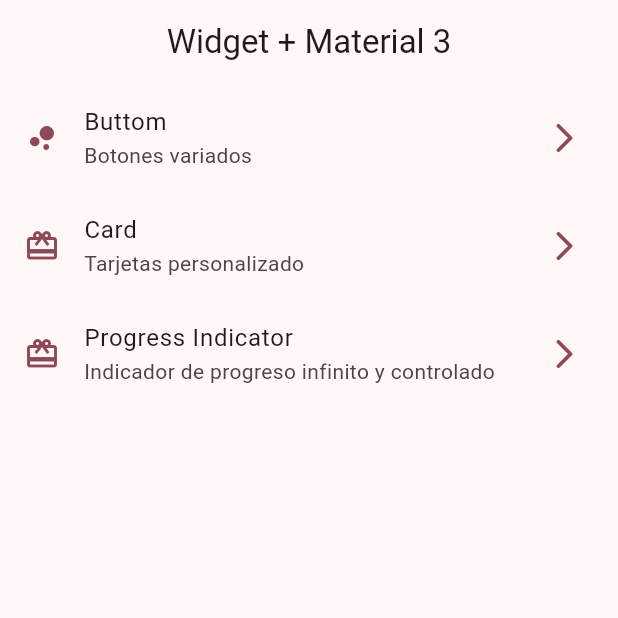
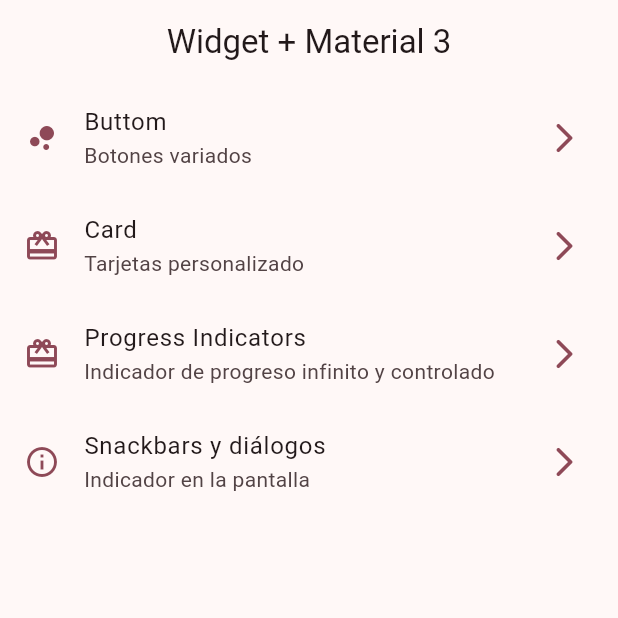
Before and after one commit to radamantis200/widgets_app, a Flutter app: the screen it shows after launch, on a phone screen of 412 x 824 dp, the top half of it. Run offline on Flutter 3.47's test engine with Material 2 defaults, Android fonts, the phone set to English and light mode, and no system bars; our stand-ins replace go_router.

Commit message:
add title for app

```diff
--- a/lib/config/menu/menu_item.dart
+++ b/lib/config/menu/menu_item.dart
@@ -25,8 +25,13 @@ final List<MenuItem> appMenuItems = [
       icon: Icons.card_giftcard,
       url: '/cards'),
   MenuItem(
-      title: 'Progress Indicator',
+      title: 'Progress Indicators',
       subtitle: 'Indicador de progreso infinito y controlado',
       icon: Icons.card_giftcard,
-      url: '/progress')
+      url: '/progress'),
+  MenuItem(
+      title: 'Snackbars y diálogos',
+      subtitle: 'Indicador en la pantalla',
+      icon: Icons.info_outline,
+      url: '/snackbars')
 ];
--- a/lib/main.dart
+++ b/lib/main.dart
@@ -13,6 +13,7 @@ class MyApp extends StatelessWidget {
   @override
   Widget build(BuildContext context) {
     return MaterialApp.router(
+      title: 'Flutter Widgets',
       debugShowCheckedModeBanner: false,
       theme: AppTheme(seletectColor: 3).getTheme(),
       routerConfig: router,
```
